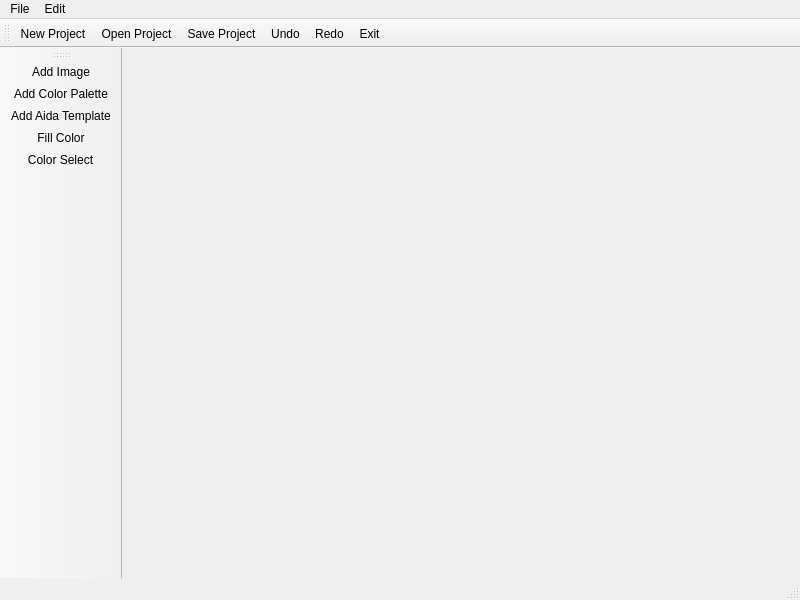
Above: mainwindow.ui from megsss/Thready before the change. Below: the same form after it.
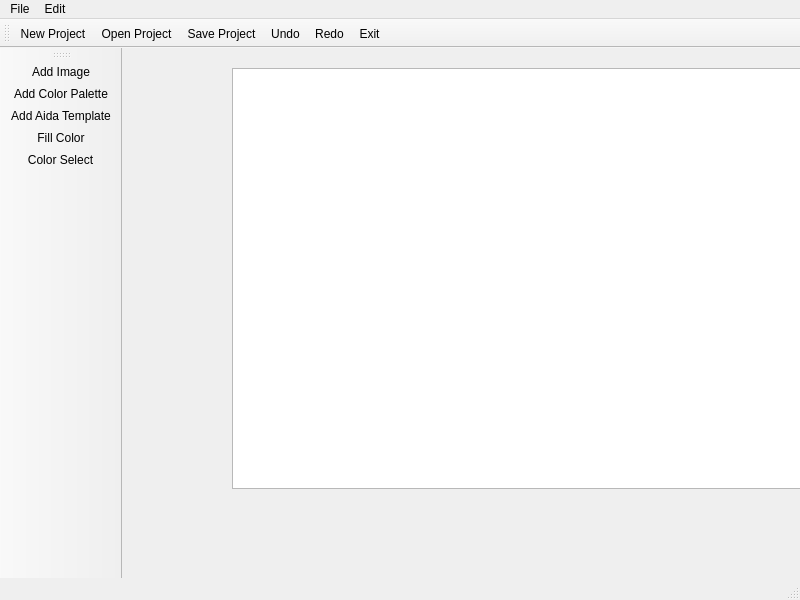
That is the form after the change. Icons and pictures are not drawn.

Commit message: methods for opening/saving file

What changed in the file:
```diff
--- a/mainwindow.ui
+++ b/mainwindow.ui
@@ -13,7 +13,18 @@
   <property name="windowTitle">
    <string>MainWindow</string>
   </property>
-  <widget class="QWidget" name="centralwidget"/>
+  <widget class="QWidget" name="centralwidget">
+   <widget class="QGraphicsView" name="graphicsView">
+    <property name="geometry">
+     <rect>
+      <x>110</x>
+      <y>20</y>
+      <width>581</width>
+      <height>421</height>
+     </rect>
+    </property>
+   </widget>
+  </widget>
   <widget class="QMenuBar" name="menubar">
    <property name="geometry">
     <rect>
```
The commit also changes 2 other files.
